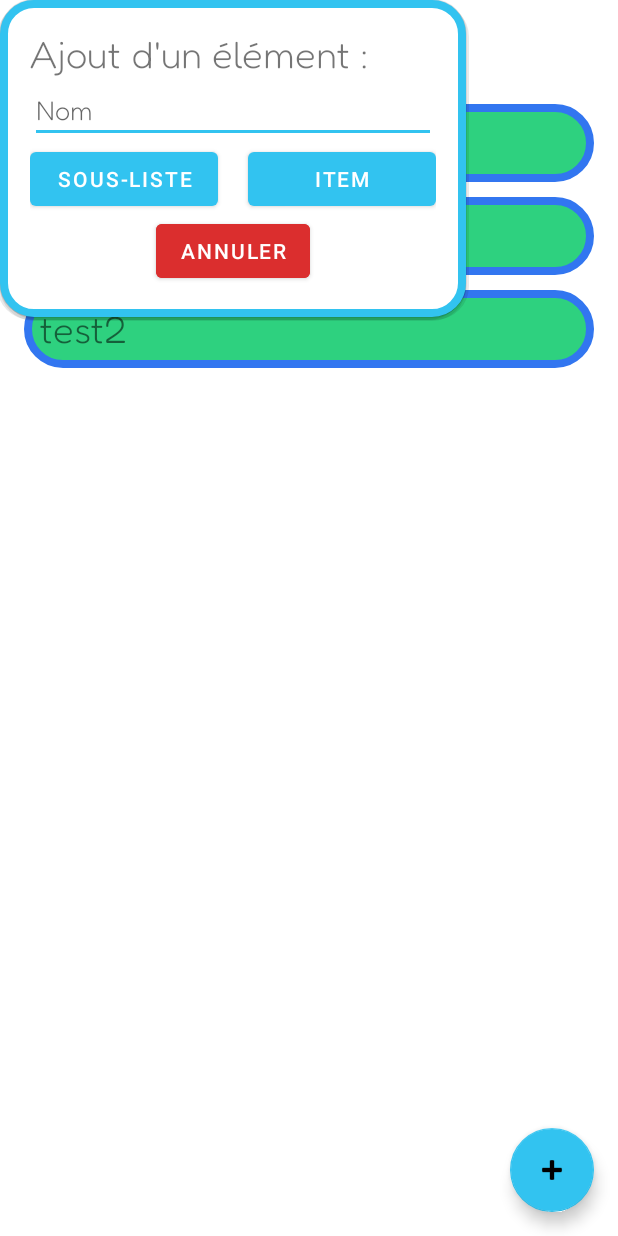
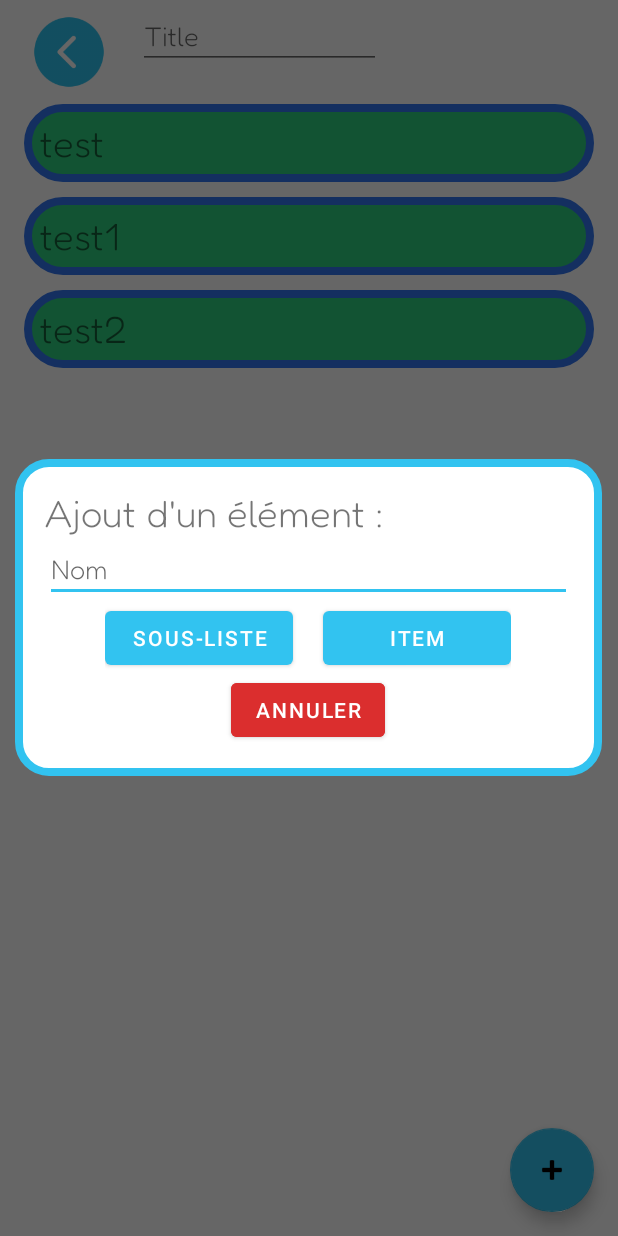
Before and after one commit to Tweece1/Projet, an Android app: the ListActivity screen opened directly, with no data from a screen before it, after a tap on "créer", on a phone screen of 412 x 824 dp. Run offline under Robolectric (Android 15) with nearby library versions, the phone set to English and light mode, and no system bars; 3 other taps on this screen came first.

Commit message:
popup qui marche (dialogbox)

```diff
--- a/StopForget(test)/app/src/main/java/uqac/dim/stopforgettest/ListActivity.java
+++ b/StopForget(test)/app/src/main/java/uqac/dim/stopforgettest/ListActivity.java
@@ -16,6 +16,7 @@ import android.widget.PopupWindow;
 import android.widget.TextView;
 
 import androidx.annotation.NonNull;
+import androidx.appcompat.app.AlertDialog;
 import androidx.appcompat.app.AppCompatActivity;
 
 import java.util.ArrayList;
@@ -30,7 +31,9 @@ public class ListActivity extends AppCompatActivity {
     private ArrayList<String> listedetest;
     private ArrayAdapter<String> adapter;
     private ListView listView2;
-    private PopupWindow popupWindow;
+    private AlertDialog.Builder dialogBuilder;
+    private AlertDialog dialog;
+    private EditText edttest;
 
     @Override
     protected void onCreate(Bundle savedInstanceState) {
@@ -104,25 +107,33 @@ public class ListActivity extends AppCompatActivity {
     }
 
     public void ajout(View v){
-        LayoutInflater inflater = (LayoutInflater) getSystemService(LAYOUT_INFLATER_SERVICE);
-        View view = inflater.inflate(R.layout.pop_up_ajout,null);
-        int width = LinearLayout.LayoutParams.WRAP_CONTENT;
-        int height = LinearLayout.LayoutParams.WRAP_CONTENT;
-        popupWindow = new PopupWindow(view, width, height, true);
-        popupWindow.showAtLocation(v, Gravity.CENTER, 0, 0);
+        dialogBuilder = new AlertDialog.Builder(this);
+        final View view = getLayoutInflater().inflate(R.layout.pop_up_ajout,null);
+        edttest = (EditText) view.findViewById(R.id.nom_ajout);
+        dialogBuilder.setView(view);
+        dialog = dialogBuilder.create();
+        dialog.show();
+        dialog.getWindow().setBackgroundDrawableResource(android.R.color.transparent);
     }
 
     public void ajout_sousliste(View v){
+        if(!edttest.getText().toString().equals("")){
+            String s = edttest.getText().toString();
+            adapter.add(s);
+        }
 
-        popupWindow.dismiss();
+        dialog.dismiss();
     }
 
     public void ajout_item(View v){
-        adapter.add("ça marche");
-        popupWindow.dismiss();
+        if(!edttest.getText().toString().equals("")){
+            String s = edttest.getText().toString();
+            adapter.add(s);
+        }
+        dialog.dismiss();
     }
 
     public void annuler(View v){
-        popupWindow.dismiss();
+        dialog.dismiss();
     }
 }
```
